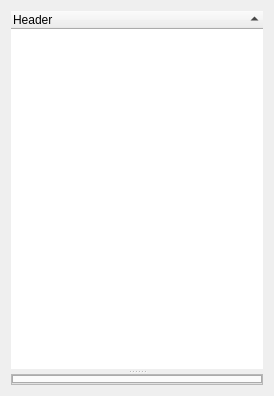
The window that RepTate/gui/DataSet.ui (jorge-ramirez-upm/RepTate) describes before a commit, drawn with Qt 5.
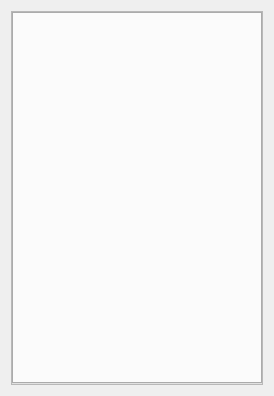
The same window after the commit. Icons and pictures are not drawn.

Patch:
```diff
--- a/RepTate/gui/DataSet.ui
+++ b/RepTate/gui/DataSet.ui
@@ -25,59 +25,6 @@
      <property name="childrenCollapsible">
       <bool>false</bool>
      </property>
-     <widget class="QTreeWidget" name="DataSettreeWidget">
-      <property name="enabled">
-       <bool>true</bool>
-      </property>
-      <property name="styleSheet">
-       <string notr="true">QTreeWidget::item { border: 0.5px ; border-style: solid ; border-color: lightgray ; selection-color: rgb(0, 0, 0); }
-
-
-
-</string>
-      </property>
-      <property name="frameShape">
-       <enum>QFrame::NoFrame</enum>
-      </property>
-      <property name="frameShadow">
-       <enum>QFrame::Plain</enum>
-      </property>
-      <property name="lineWidth">
-       <number>3</number>
-      </property>
-      <property name="midLineWidth">
-       <number>1</number>
-      </property>
-      <property name="tabKeyNavigation">
-       <bool>false</bool>
-      </property>
-      <property name="alternatingRowColors">
-       <bool>true</bool>
-      </property>
-      <property name="indentation">
-       <number>0</number>
-      </property>
-      <property name="rootIsDecorated">
-       <bool>false</bool>
-      </property>
-      <property name="uniformRowHeights">
-       <bool>true</bool>
-      </property>
-      <property name="itemsExpandable">
-       <bool>false</bool>
-      </property>
-      <property name="sortingEnabled">
-       <bool>true</bool>
-      </property>
-      <property name="allColumnsShowFocus">
-       <bool>true</bool>
-      </property>
-      <column>
-       <property name="text">
-        <string>Header</string>
-       </property>
-      </column>
-     </widget>
      <widget class="QFrame" name="frame">
       <property name="frameShape">
        <enum>QFrame::StyledPanel</enum>
```
Left out of the diff: 4 changed lines with no effect on the pictures.
